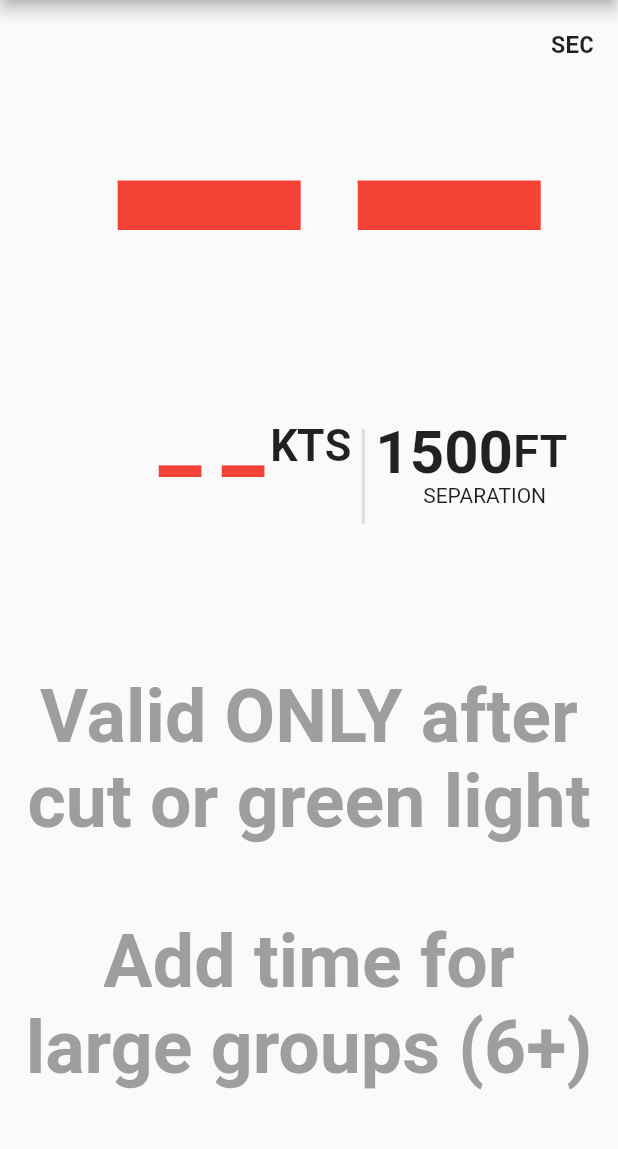
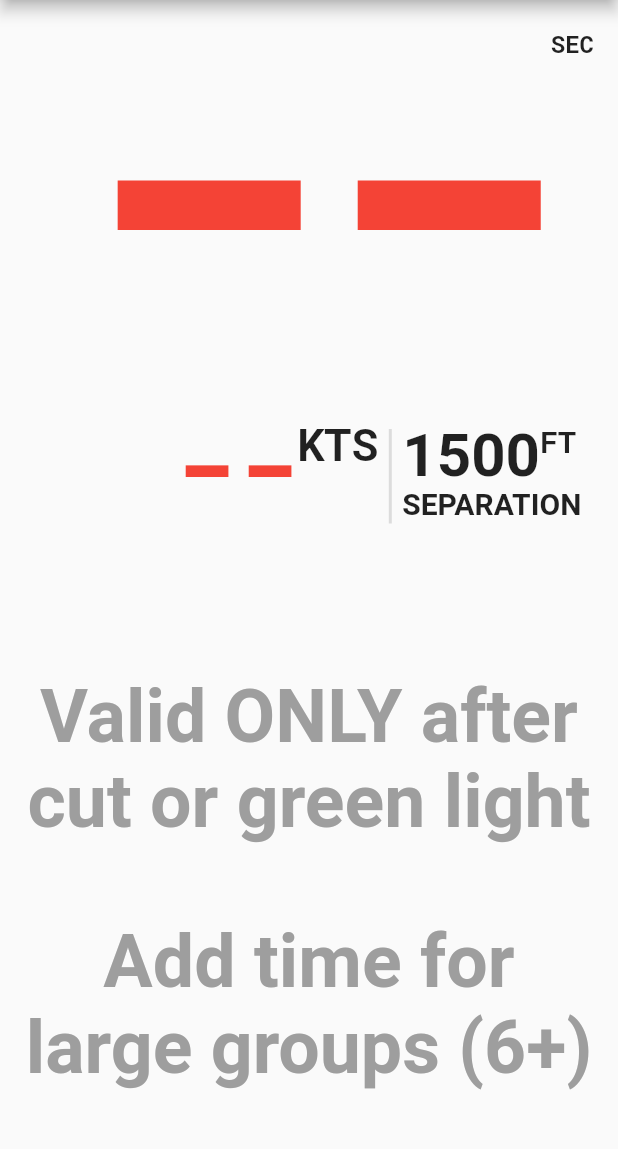
Before and after one commit to BenLussier/exitcount, a Flutter app: the screen it shows after launch, on a phone screen of 412 x 824 dp, the part 84-1233 px from its top. Run offline on Flutter 3.47's test engine with Material 2 defaults, Android fonts, the phone set to English and light mode, and no system bars; drawn by our look-alikes of auto_size_text; our stand-ins replace flutter_bloc, geolocator, hydrated_bloc.

Commit message:
more ui changes

```diff
--- a/lib/speed.dart
+++ b/lib/speed.dart
@@ -327,8 +327,12 @@ class _SpeedState extends State<SpeedWidget> {
                       endIndent: 0,
                     ),
                     Column(
+                      mainAxisAlignment: MainAxisAlignment.center,
+                      crossAxisAlignment: CrossAxisAlignment.start,
                       children: <Widget>[
                         Row(
+                          mainAxisAlignment: MainAxisAlignment.start,
+                          crossAxisAlignment: CrossAxisAlignment.start,
                           children: <Widget>[
                             Text(
                               state.smGroupDistance.toString(),
@@ -344,7 +348,7 @@ class _SpeedState extends State<SpeedWidget> {
                               textAlign: TextAlign.left,
                               style: TextStyle(
                                 fontFamily: 'Roboto Mono',
-                                fontSize: 30,
+                                fontSize: 20,
                                 fontWeight: FontWeight.bold,
                                 fontFeatures: [
                                   FontFeature.tabularFigures(),
@@ -356,7 +360,11 @@ class _SpeedState extends State<SpeedWidget> {
                         ),
                         Text(
                           'SEPARATION',
-                          style: TextStyle(),
+                          textAlign: TextAlign.left,
+                          style: TextStyle(
+                            fontSize: 20,
+                            fontWeight: FontWeight.bold,
+                          ),
                         ),
                       ],
                     ),
```
